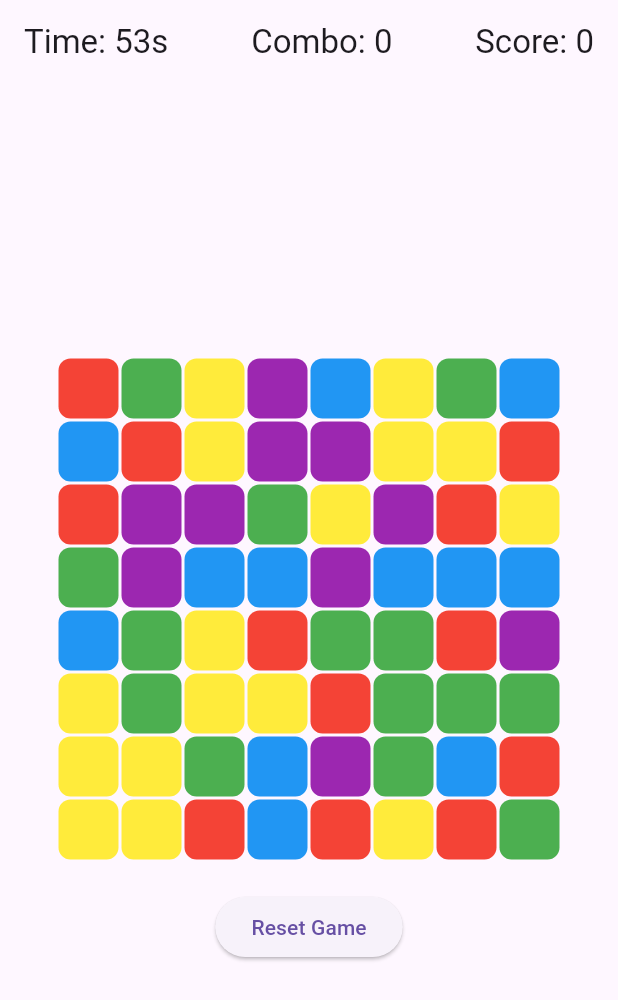
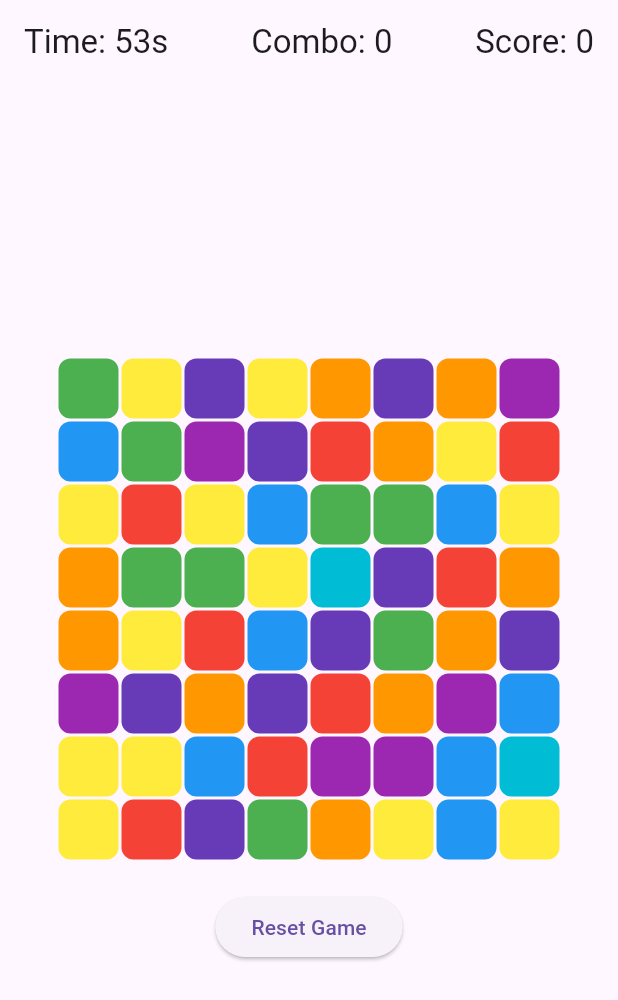
Before and after one commit to Hyowon-Cho/ColorPop, a Flutter app: the screen it shows after launch, on a phone screen of 412 x 824 dp. Shown: the top 1000 px of the screen. Run offline on Flutter 3.47's test engine with Material 3 defaults, Android fonts, the phone set to English and light mode, and no system bars.

Commit message:
Func: Add colors

```diff
--- a/lib/main.dart
+++ b/lib/main.dart
@@ -28,9 +28,12 @@ class _ColorPopGameState extends State<ColorPopGame> with TickerProviderStateMix
 
   final List<Color> colors = [
     Colors.red,
+    Colors.cyan,
+    Colors.orange,
     Colors.blue,
     Colors.green,
     Colors.yellow,
+    Colors.deepPurple,
     Colors.purple,
   ];
 
@@ -136,7 +139,7 @@ class _ColorPopGameState extends State<ColorPopGame> with TickerProviderStateMix
     void _applyGravityWithAnimation() {
     List<List<Color>> newBoard = List.generate(
       rows,
-      (i) => List.generate(cols, (j) => board[i][j]),  // 기존 보드의 상태를 복사
+      (i) => List.generate(cols, (j) => board[i][j]),
     );
 
     for (int col = 0; col < cols; col++) {
@@ -350,7 +353,7 @@ Widget build(BuildContext context) {
                             var blocks = findConnectedBlocks(i, j, board[i][j]);
                             popBlocks(blocks);
                           },
-                    child: AnimatedBuilder(  // 여기가 중요한 부분입니다
+                    child: AnimatedBuilder(
                       animation: Listenable.merge([
                         popAnimationController,
                         fallAnimationController,
@@ -361,7 +364,7 @@ Widget build(BuildContext context) {
                         final fallOffset = blockAnimations[key]?.value ?? 0.0;
 
                         return Transform.translate(
-                          offset: Offset(0, fallOffset * 40),  // 40은 블록의 높이
+                          offset: Offset(0, fallOffset * 40),
                           child: Transform.scale(
                             scale: popScale,
                             child: Container(
```
